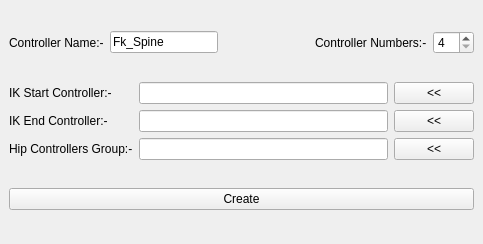
The window that rigtools/ui/aspToolsUI/ui_aspfkInIkSpine.ui (amolrupnar/rigtools) describes before a commit, drawn with Qt 5.
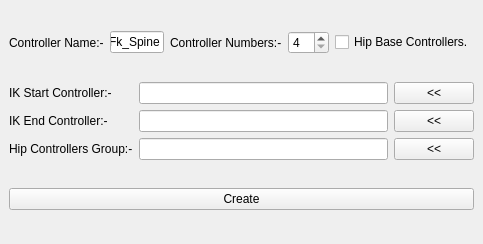
The same window after the commit.

Commit message: finger controller added.

What changed in the file:
```diff
--- a/rigtools/ui/aspToolsUI/ui_aspfkInIkSpine.ui
+++ b/rigtools/ui/aspToolsUI/ui_aspfkInIkSpine.ui
@@ -17,33 +17,20 @@
    <layout class="QGridLayout" name="gridLayout_3">
     <item row="0" column="0">
      <layout class="QGridLayout" name="gridLayout_2">
-      <item row="0" column="0">
-       <widget class="QLabel" name="label_2">
+      <item row="0" column="4">
+       <widget class="QCheckBox" name="fkInIkSp_hipBase_cBox">
         <property name="text">
-         <string>Controller Name:-</string>
+         <string>Hip Base Controllers.</string>
         </property>
        </widget>
       </item>
-      <item row="0" column="3">
+      <item row="0" column="2">
        <widget class="QLabel" name="label_5">
         <property name="text">
          <string>Controller Numbers:-</string>
         </property>
        </widget>
       </item>
-      <item row="0" column="2">
-       <spacer name="horizontalSpacer">
-        <property name="orientation">
-         <enum>Qt::Horizontal</enum>
-        </property>
-        <property name="sizeHint" stdset="0">
-         <size>
-          <width>40</width>
-          <height>20</height>
-         </size>
-        </property>
-       </spacer>
-      </item>
       <item row="0" column="1">
        <widget class="QLineEdit" name="fkInIkSp_ctlName_LE">
         <property name="text">
@@ -51,13 +38,20 @@
         </property>
        </widget>
       </item>
-      <item row="0" column="4">
+      <item row="0" column="3">
        <widget class="QSpinBox" name="fkInIkSp_ctlNum_spbx">
         <property name="minimum">
          <number>4</number>
         </property>
        </widget>
       </item>
+      <item row="0" column="0">
+       <widget class="QLabel" name="label_2">
+        <property name="text">
+         <string>Controller Name:-</string>
+        </property>
+       </widget>
+      </item>
      </layout>
     </item>
     <item row="1" column="0">
```
The commit also changes 7 other files.
